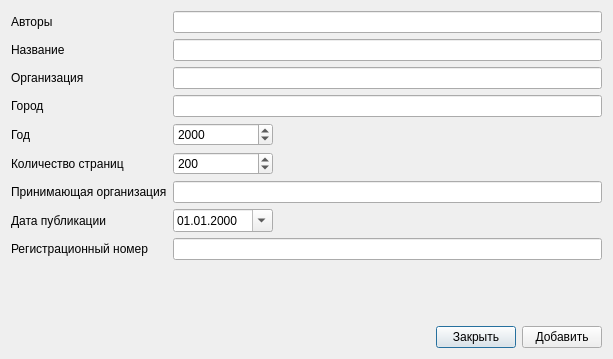
Qt form refdeposmanuscriptdialog.ui (pa23/biblref) before a commit.
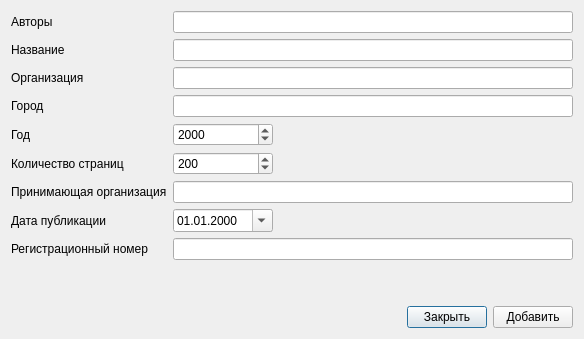
The same form after that commit.

Patch:
```diff
--- a/refdeposmanuscriptdialog.ui
+++ b/refdeposmanuscriptdialog.ui
@@ -6,14 +6,17 @@
    <rect>
     <x>0</x>
     <y>0</y>
-    <width>613</width>
-    <height>359</height>
+    <width>566</width>
+    <height>293</height>
    </rect>
   </property>
   <property name="windowTitle">
    <string>biblref - Депонированная рукопись</string>
   </property>
   <layout class="QVBoxLayout" name="verticalLayout">
+   <property name="sizeConstraint">
+    <enum>QLayout::SetFixedSize</enum>
+   </property>
    <item>
     <layout class="QGridLayout" name="gridLayout">
      <item row="0" column="0">
```
